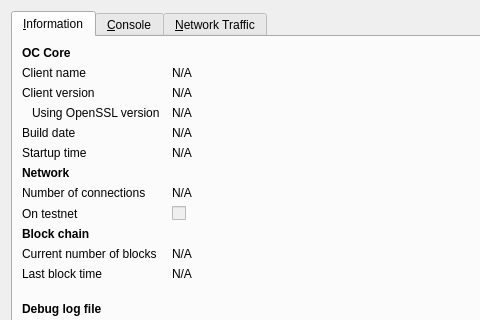
Above: src/qt/forms/rpcconsole.ui from theone-and-not-only-coin/onecoin before the change; both pictures show x 0 to 480 and y 0 to 320 of the 740 by 450 pixel window. Below: the same form after it.
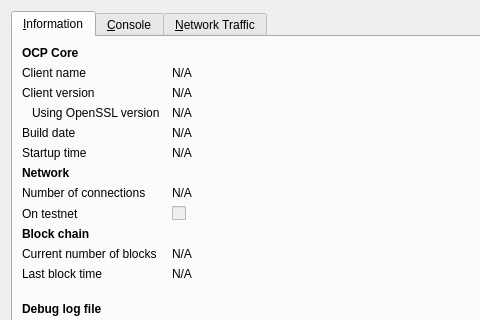
That is the form after the change. Icons and pictures are not drawn. Custom widgets are drawn as their Qt base class.

The edit to the form file:
```diff
--- a/src/qt/forms/rpcconsole.ui
+++ b/src/qt/forms/rpcconsole.ui
@@ -36,7 +36,7 @@
           </font>
          </property>
          <property name="text">
-          <string>OC Core</string>
+          <string>OCP Core</string>
          </property>
         </widget>
        </item>
```
Left out of the diff: 6 changed lines with no effect on the pictures.
